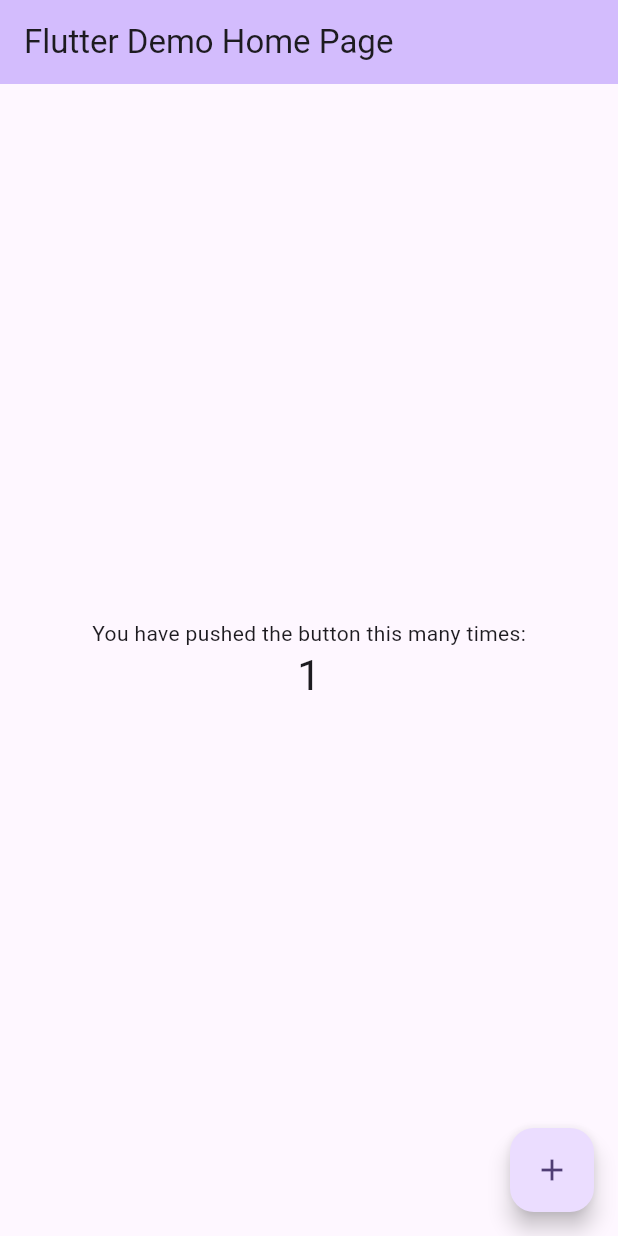
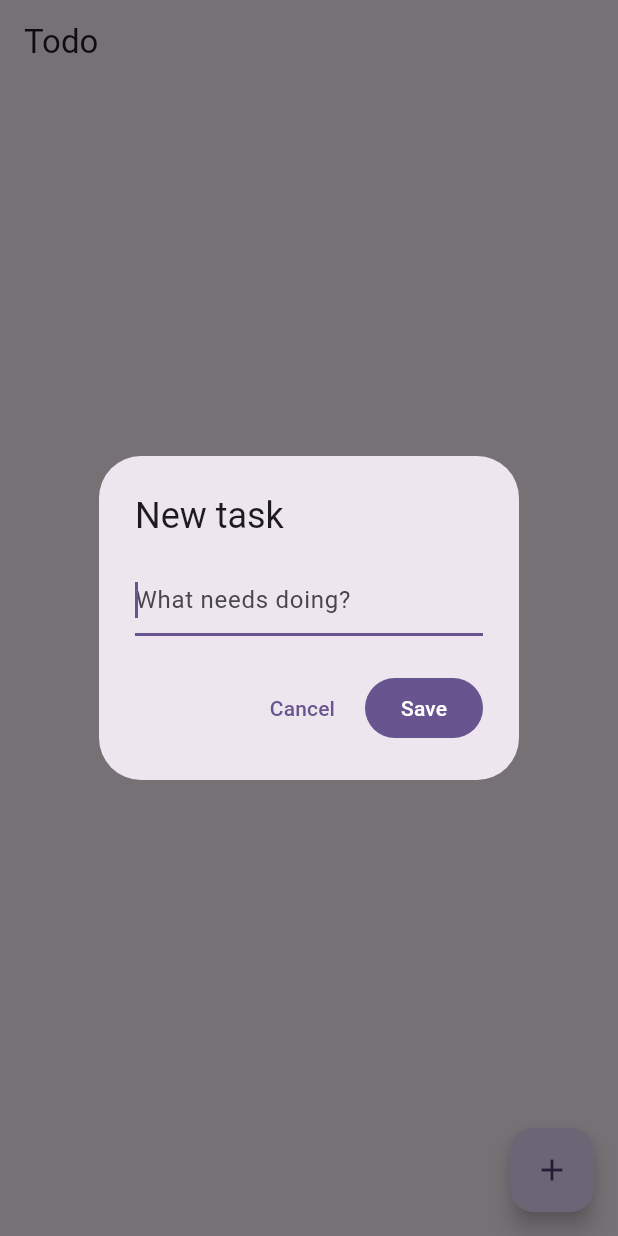
Before and after one commit to rao21/iba_app_dev_26, a Flutter app: the screen it shows after launch, after a tap on the "add" icon, on a phone screen of 412 x 824 dp. Run offline on Flutter 3.47's test engine with Material 3 defaults, Android fonts, the phone set to English and light mode, and no system bars; our stand-ins replace cloud_firestore, firebase_core; accounts and stored records are empty.

Commit message:
feat(todo): connect to Firebase (ibaCourse project) and add a Firestore-backed Todo CRUD screen
- flutterfire configure wires android/ios to the ibaCourse Firebase project
  (firebase_options.dart, google-services.json, GoogleService-Info.plist)
- Bump iOS deployment target to 15.0 — cloud_firestore requires it
- Add firebase_core and cloud_firestore
- TodoRepository: every read/write to the 'todos' collection goes through
  one class, with the collection name as a single named constant and
  methods grouped by Create/Read/Update/Delete
- TodoListPage: StreamBuilder renders a live task list; add, rename and
  toggle-done go through dialogs, delete asks for confirmation first
- firestore.rules: open read/write scoped to just the todos collection
  (no auth yet in this lecture) — needs a manual
  'firebase deploy --only firestore:rules' since deploying rules changes
  is a security-sensitive action
- Drop the stale counter widget test; Firebase needs a running app to
  verify for now

```diff
--- /dev/null
+++ b/lib/features/todo/data/todo_repository.dart
@@ -0,0 +1,42 @@
+import 'package:cloud_firestore/cloud_firestore.dart';
+
+import '../models/todo.dart';
+
+class TodoRepository {
+  TodoRepository({FirebaseFirestore? firestore})
+      : _db = firestore ?? FirebaseFirestore.instance;
+
+  final FirebaseFirestore _db;
+
+  static const _collectionPath = 'todos';
+
+  CollectionReference<Map<String, dynamic>> get _todos =>
+      _db.collection(_collectionPath);
+
+  Future<void> add(String title) {
+    return _todos.add({
+      'title': title,
+      'done': false,
+      'createdAt': FieldValue.serverTimestamp(),
+    });
+  }
+
+  Stream<List<Todo>> watchAll() {
+    return _todos
+        .orderBy('createdAt', descending: true)
+        .snapshots()
+        .map((snapshot) => snapshot.docs.map(Todo.fromDoc).toList());
+  }
+
+  Future<void> toggleDone(Todo todo) {
+    return _todos.doc(todo.id).update({'done': !todo.done});
+  }
+
+  Future<void> rename(Todo todo, String newTitle) {
+    return _todos.doc(todo.id).update({'title': newTitle});
+  }
+
+  Future<void> remove(Todo todo) {
+    return _todos.doc(todo.id).delete();
+  }
+}
--- /dev/null
+++ b/lib/features/todo/models/todo.dart
@@ -0,0 +1,31 @@
+import 'package:cloud_firestore/cloud_firestore.dart';
+
+class Todo {
+  const Todo({
+    required this.id,
+    required this.title,
+    required this.done,
+  });
+
+  final String id;
+  final String title;
+  final bool done;
+
+  factory Todo.fromDoc(DocumentSnapshot<Map<String, dynamic>> doc) {
+    final data = doc.data()!;
+    return Todo(
+      id: doc.id,
+      title: data['title'] as String,
+      done: data['done'] as bool,
+    );
+  }
+
+  // id is never sent — Firestore already knows it from the document path.
+  Map<String, dynamic> toMap() => {'title': title, 'done': done};
+
+  Todo copyWith({String? title, bool? done}) => Todo(
+        id: id,
+        title: title ?? this.title,
+        done: done ?? this.done,
+      );
+}
--- /dev/null
+++ b/lib/features/todo/pages/todo_list_page.dart
@@ -0,0 +1,131 @@
+import 'package:flutter/material.dart';
+
+import '../data/todo_repository.dart';
+import '../models/todo.dart';
+import '../widgets/todo_tile.dart';
+
+/// The whole CRUD screen. One Firestore collection ("todos"), four
+/// operations: add, read (the live list), update (toggle/rename), delete.
+class TodoListPage extends StatefulWidget {
+  const TodoListPage({super.key, TodoRepository? repository})
+      : _repository = repository;
+
+  final TodoRepository? _repository;
+
+  @override
+  State<TodoListPage> createState() => _TodoListPageState();
+}
+
+class _TodoListPageState extends State<TodoListPage> {
+  late final TodoRepository _repo = widget._repository ?? TodoRepository();
+
+  Future<void> _addTodo() async {
+    final title = await _promptForTitle(context, initial: '');
+    if (title == null || title.trim().isEmpty) return;
+    await _repo.add(title.trim());
+  }
+
+  Future<void> _renameTodo(Todo todo) async {
+    final title = await _promptForTitle(context, initial: todo.title);
+    if (title == null || title.trim().isEmpty) return;
+    await _repo.rename(todo, title.trim());
+  }
+
+  Future<void> _deleteTodo(Todo todo) async {
+    final confirmed = await showDialog<bool>(
+      context: context,
+      builder: (context) => AlertDialog(
+        title: const Text('Delete task?'),
+        content: Text('"${todo.title}" will be removed for good.'),
+        actions: [
+          TextButton(
+            onPressed: () => Navigator.pop(context, false),
+            child: const Text('Cancel'),
+          ),
+          FilledButton(
+            onPressed: () => Navigator.pop(context, true),
+            child: const Text('Delete'),
+          ),
+        ],
+      ),
+    );
+    if (confirmed == true) {
+      await _repo.remove(todo);
+    }
+  }
+
+  @override
+  Widget build(BuildContext context) {
+    return Scaffold(
+      appBar: AppBar(title: const Text('Todo')),
+      body: StreamBuilder<List<Todo>>(
+        stream: _repo.watchAll(),
+        builder: (context, snapshot) {
+          if (snapshot.connectionState == ConnectionState.waiting) {
+            return const Center(child: CircularProgressIndicator());
+          }
+          if (snapshot.hasError) {
+            return Center(
+              child: Padding(
+                padding: const EdgeInsets.all(24),
+                child: Text(
+                  'Could not load tasks:\n${snapshot.error}',
+                  textAlign: TextAlign.center,
+                ),
+              ),
+            );
+          }
+
+          final todos = snapshot.data ?? const [];
+          if (todos.isEmpty) {
+            return const Center(child: Text('No tasks yet — tap + to add one'));
+          }
+
+          return ListView.builder(
+            itemCount: todos.length,
+            itemBuilder: (context, index) {
+              final todo = todos[index];
+              return TodoTile(
+                todo: todo,
+                onToggle: () => _repo.toggleDone(todo),
+                onTap: () => _renameTodo(todo),
+                onDelete: () => _deleteTodo(todo),
+              );
+            },
+          );
+        },
+      ),
+      floatingActionButton: FloatingActionButton(
+        onPressed: _addTodo,
+        child: const Icon(Icons.add),
+      ),
+    );
+  }
+}
+
+/// Shared by Add and Rename — same dialog, different starting text.
+Future<String?> _promptForTitle(BuildContext context, {required String initial}) {
+  final controller = TextEditingController(text: initial);
+  return showDialog<String>(
+    context: context,
+    builder: (context) => AlertDialog(
+      title: Text(initial.isEmpty ? 'New task' : 'Rename task'),
+      content: TextField(
+        controller: controller,
+        autofocus: true,
+        decoration: const InputDecoration(hintText: 'What needs doing?'),
+        onSubmitted: (value) => Navigator.pop(context, value),
+      ),
+      actions: [
+        TextButton(
+          onPressed: () => Navigator.pop(context),
+          child: const Text('Cancel'),
+        ),
+        FilledButton(
+          onPressed: () => Navigator.pop(context, controller.text),
+          child: const Text('Save'),
+        ),
+      ],
+    ),
+  );
+}
--- a/lib/main.dart
+++ b/lib/main.dart
@@ -1,122 +1,30 @@
+import 'package:firebase_core/firebase_core.dart';
 import 'package:flutter/material.dart';
 
-void main() {
+import 'features/todo/pages/todo_list_page.dart';
+import 'firebase_options.dart';
+
+Future<void> main() async {
+  // Flutter needs to be ready before any plugin (Firebase included) can run.
+  WidgetsFlutterBinding.ensureInitialized();
+
+  // Connects this app to the ibaCourse Firebase project — the config in
+  // firebase_options.dart was generated by `flutterfire configure`.
+  await Firebase.initializeApp(options: DefaultFirebaseOptions.currentPlatform);
+
   runApp(const MyApp());
 }
 
 class MyApp extends StatelessWidget {
   const MyApp({super.key});
 
-  // This widget is the root of your application.
   @override
   Widget build(BuildContext context) {
     return MaterialApp(
-      title: 'Flutter Demo',
-      theme: ThemeData(
-        // This is the theme of your application.
-        //
-        // TRY THIS: Try running your application with "flutter run". You'll see
-        // the application has a purple toolbar. Then, without quitting the app,
-        // try changing the seedColor in the colorScheme below to Colors.green
-        // and then invoke "hot reload" (save your changes or press the "hot
-        // reload" button in a Flutter-supported IDE, or press "r" if you used
-        // the command line to start the app).
-        //
-        // Notice that the counter didn't reset back to zero; the application
-        // state is not lost during the reload. To reset the state, use hot
-        // restart instead.
-        //
-        // This works for code too, not just values: Most code changes can be
-        // tested with just a hot reload.
-        colorScheme: .fromSeed(seedColor: Colors.deepPurple),
-      ),
-      home: const MyHomePage(title: 'Flutter Demo Home Page'),
+      title: 'Todo',
+      debugShowCheckedModeBanner: false,
+      theme: ThemeData(colorScheme: ColorScheme.fromSeed(seedColor: Colors.deepPurple)),
+      home: const TodoListPage(),
     );
   }
 }
-
-class MyHomePage extends StatefulWidget {
-  const MyHomePage({super.key, required this.title});
-
-  // This widget is the home page of your application. It is stateful, meaning
-  // that it has a State object (defined below) that contains fields that affect
-  // how it looks.
-
-  // This class is the configuration for the state. It holds the values (in this
-  // case the title) provided by the parent (in this case the App widget) and
-  // used by the build method of the State. Fields in a Widget subclass are
-  // always marked "final".
-
-  final String title;
-
-  @override
-  State<MyHomePage> createState() => _MyHomePageState();
-}
-
-class _MyHomePageState extends State<MyHomePage> {
-  int _counter = 0;
-
-  void _incrementCounter() {
-    setState(() {
-      // This call to setState tells the Flutter framework that something has
-      // changed in this State, which causes it to rerun the build method below
-      // so that the display can reflect the updated values. If we changed
-      // _counter without calling setState(), then the build method would not be
-      // called again, and so nothing would appear to happen.
-      _counter++;
-    });
-  }
-
-  @override
-  Widget build(BuildContext context) {
-    // This method is rerun every time setState is called, for instance as done
-    // by the _incrementCounter method above.
-    //
-    // The Flutter framework has been optimized to make rerunning build methods
-    // fast, so that you can just rebuild anything that needs updating rather
-    // than having to individually change instances of widgets.
-    return Scaffold(
-      appBar: AppBar(
-        // TRY THIS: Try changing the color here to a specific color (to
-        // Colors.amber, perhaps?) and trigger a hot reload to see the AppBar
-        // change color while the other colors stay the same.
-        backgroundColor: Theme.of(context).colorScheme.inversePrimary,
-        // Here we take the value from the MyHomePage object that was created by
-        // the App.build method, and use it to set our appbar title.
-        title: Text(widget.title),
-      ),
-      body: Center(
-        // Center is a layout widget. It takes a single child and positions it
-        // in the middle of the parent.
-        child: Column(
-          // Column is also a layout widget. It takes a list of children and
-          // arranges them vertically. By default, it sizes itself to fit its
-          // children horizontally, and tries to be as tall as its parent.
-          //
-          // Column has various properties to control how it sizes itself and
-          // how it positions its children. Here we use mainAxisAlignment to
-          // center the children vertically; the main axis here is the vertical
-          // axis because Columns are vertical (the cross axis would be
-          // horizontal).
-          //
-          // TRY THIS: Invoke "debug painting" (choose the "Toggle Debug Paint"
-          // action in the IDE, or press "p" in the console), to see the
-          // wireframe for each widget.
-          mainAxisAlignment: .center,
-          children: [
-            const Text('You have pushed the button this many times:'),
-            Text(
-              '$_counter',
-              style: Theme.of(context).textTheme.headlineMedium,
-            ),
-          ],
-        ),
-      ),
-      floatingActionButton: FloatingActionButton(
-        onPressed: _incrementCounter,
-        tooltip: 'Increment',
-        child: const Icon(Icons.add),
-      ),
-    );
-  }
-}
--- a/pubspec.yaml
+++ b/pubspec.yaml
@@ -34,6 +34,8 @@ dependencies:
   # The following adds the Cupertino Icons font to your application.
   # Use with the CupertinoIcons class for iOS style icons.
   cupertino_icons: ^1.0.8
+  firebase_core: ^4.15.0
+  cloud_firestore: ^6.10.0
 
 dev_dependencies:
   flutter_test:
```
Also changed, not shown: lib/features/todo/widgets/todo_tile.dart (added, +39 -0 lines), firebase.json (added), lib/firebase_options.dart (added), pubspec.lock, 12 other files.
